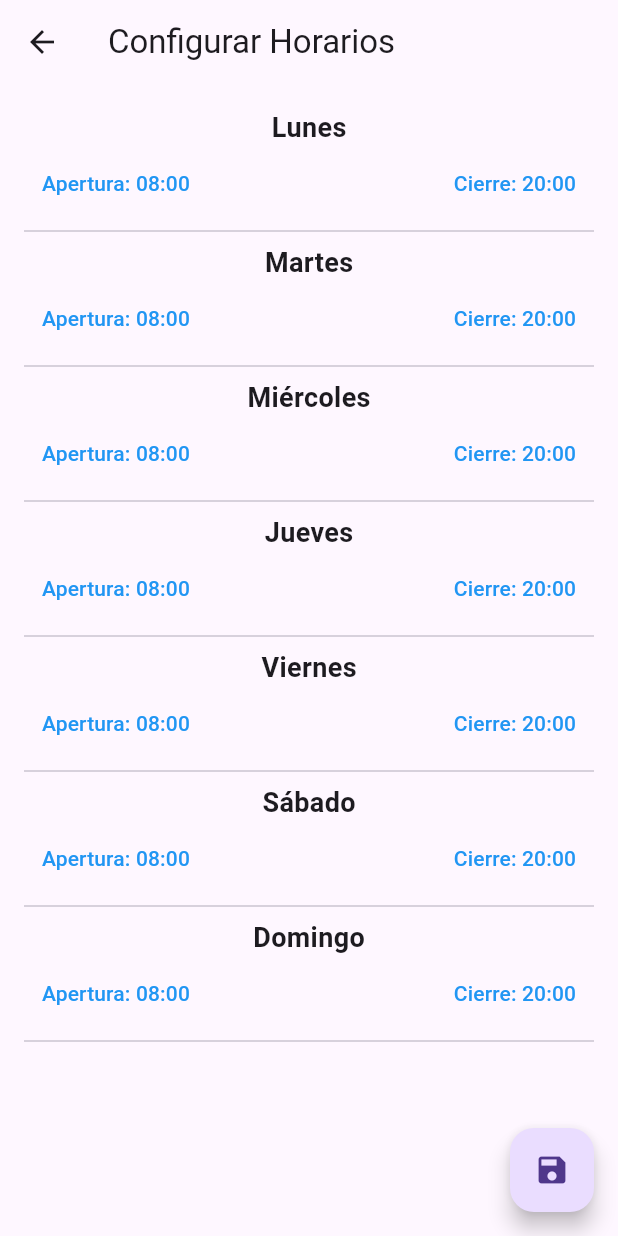
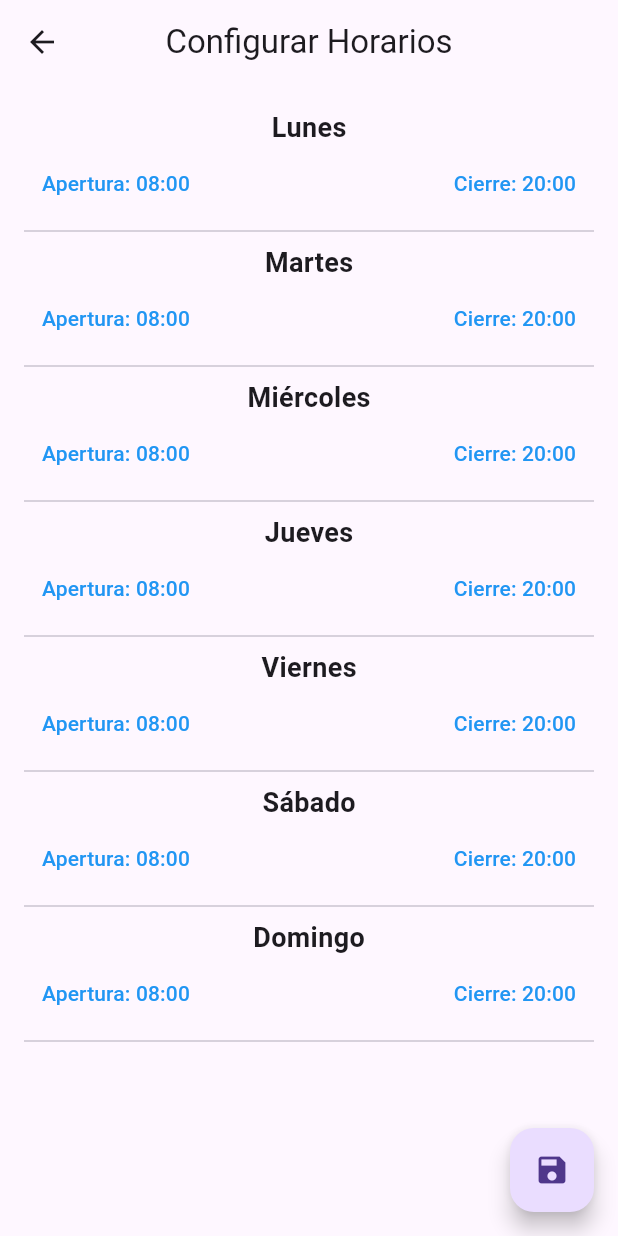
Before and after one commit to LautaroFR/CanchaLibre, a Flutter app: the ScheduleScreen screen opened directly with empty values, on a phone screen of 412 x 824 dp. Run offline on Flutter 3.47's test engine with Material 3 defaults, Android fonts, the phone set to English and light mode, and no system bars; our stand-ins replace cloud_firestore, firebase_auth, firebase_core, shared_preferences; missing offline and left inert: google_place; accounts and stored records are empty.

```diff
--- a/lib/screens/schedule_screen.dart
+++ b/lib/screens/schedule_screen.dart
@@ -106,8 +106,10 @@ class _ScheduleScreenState extends State<ScheduleScreen> {
   @override
   Widget build(BuildContext context) {
     return Scaffold(
-      appBar: AppBar(title: const Text('Configurar Horarios')),
-      body: _loading
+      appBar: AppBar(
+        centerTitle: true,
+        title: Text(widget.isGuest ? 'Horarios' : 'Configurar Horarios'),
+      ),      body: _loading
           ? const Center(child: CircularProgressIndicator())
           : ListView(
         padding: const EdgeInsets.all(16.0),
```
Also changed, not shown: lib/screens/search_club_screen.dart (+6 -3 lines).
